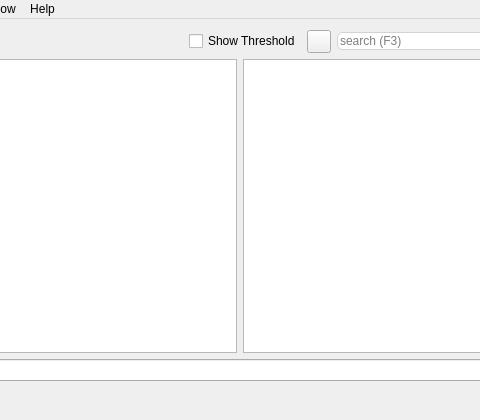
This is mainwindow.ui in SverrirValgeirsson/Todour as Qt 5 draws it before an edit; both pictures show x 107 to 587 and y 0 to 420 of the 693 by 420 pixel window. The edited form follows.
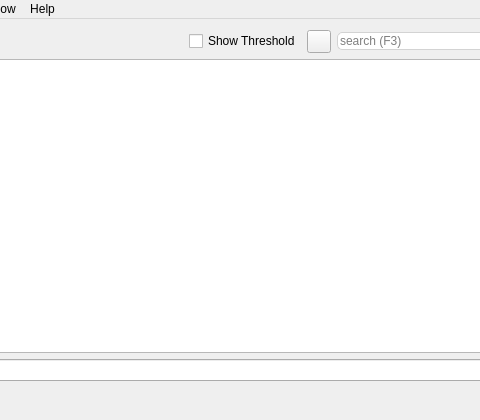
This is the edited form. Icons and pictures are not drawn.

```diff
--- a/mainwindow.ui
+++ b/mainwindow.ui
@@ -127,13 +127,6 @@
     </item>
     <item>
      <layout class="QHBoxLayout" name="horizontalLayout_3">
-      <item>
-       <widget class="QListView" name="lv_activetags">
-        <property name="enabled">
-         <bool>true</bool>
-        </property>
-       </widget>
-      </item>
       <item>
        <widget class="QTableView" name="tableView">
         <property name="contextMenuPolicy">
```
Left out of the diff: 128 changed lines with no effect on the pictures.
